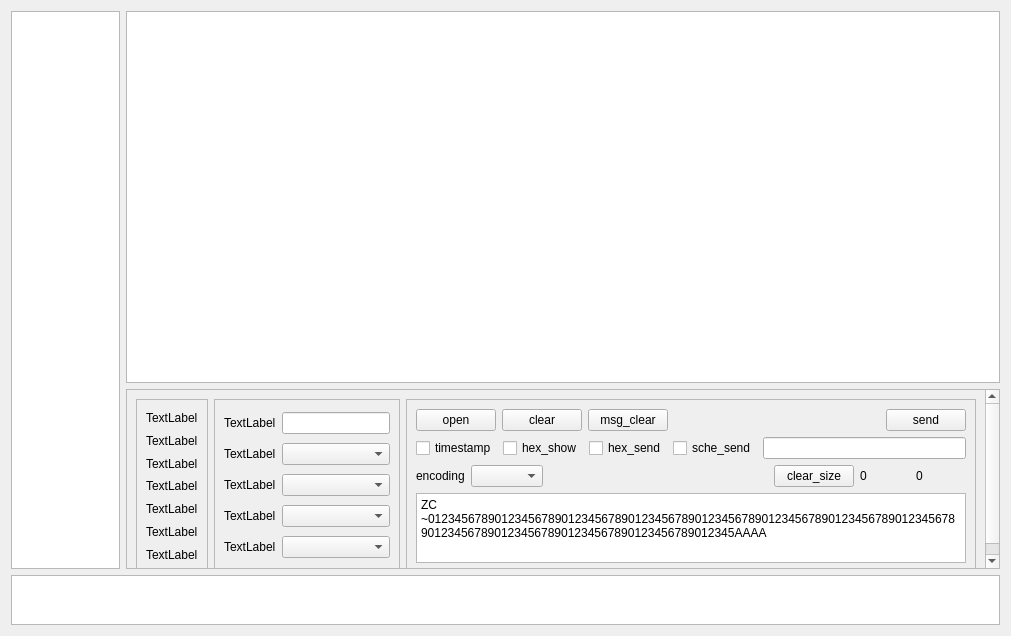
This is serialport.ui in MXDMY/MyTool as Qt 5 draws it before an edit. The edited form follows.
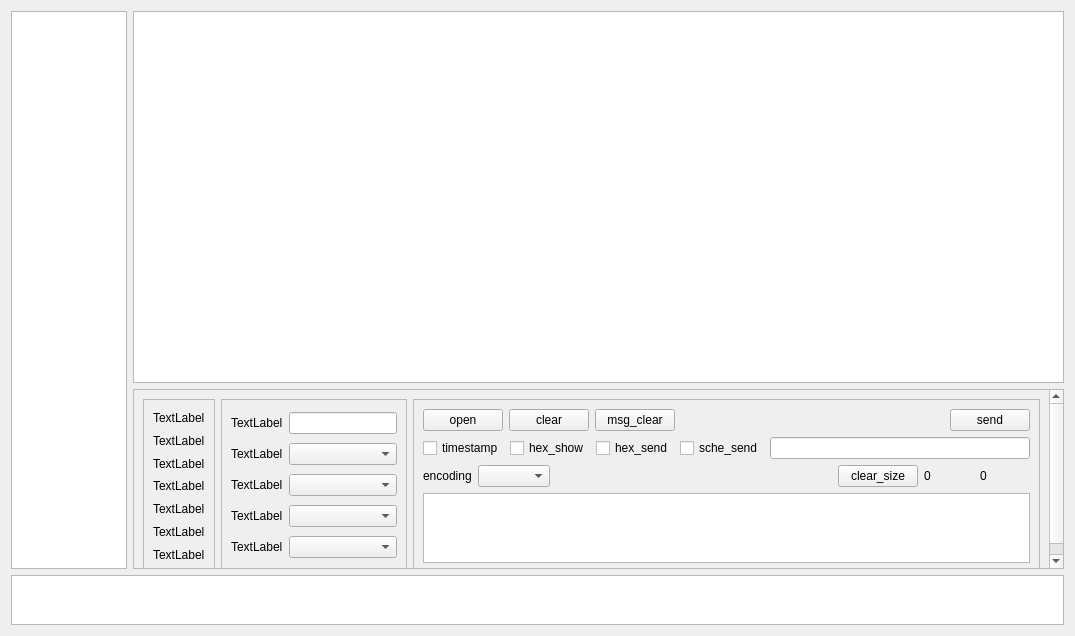
This is the edited form.

```diff
--- a/serialport.ui
+++ b/serialport.ui
@@ -6,7 +6,7 @@
    <rect>
     <x>0</x>
     <y>0</y>
-    <width>1011</width>
+    <width>1075</width>
     <height>636</height>
    </rect>
   </property>
@@ -53,7 +53,7 @@
            <rect>
             <x>0</x>
             <y>0</y>
-            <width>858</width>
+            <width>914</width>
             <height>213</height>
            </rect>
           </property>
@@ -367,7 +367,7 @@
 &lt;html&gt;&lt;head&gt;&lt;meta name=&quot;qrichtext&quot; content=&quot;1&quot; /&gt;&lt;style type=&quot;text/css&quot;&gt;
 p, li { white-space: pre-wrap; }
 &lt;/style&gt;&lt;/head&gt;&lt;body style=&quot; font-family:'Cantarell'; font-size:11pt; font-weight:400; font-style:normal;&quot;&gt;
-&lt;p style=&quot; margin-top:0px; margin-bottom:0px; margin-left:0px; margin-right:0px; -qt-block-indent:0; text-indent:0px;&quot;&gt;&lt;span style=&quot; font-family:'SimSun'; font-size:9pt;&quot;&gt;ZC ~012345678901234567890123456789012345678901234567890123456789012345678901234567890123456789012345678901234567890123456789012345AAAA&lt;/span&gt;&lt;/p&gt;&lt;/body&gt;&lt;/html&gt;</string>
+&lt;p style=&quot;-qt-paragraph-type:empty; margin-top:0px; margin-bottom:0px; margin-left:0px; margin-right:0px; -qt-block-indent:0; text-indent:0px;&quot;&gt;&lt;br /&gt;&lt;/p&gt;&lt;/body&gt;&lt;/html&gt;</string>
                 </property>
                </widget>
               </item>
```
